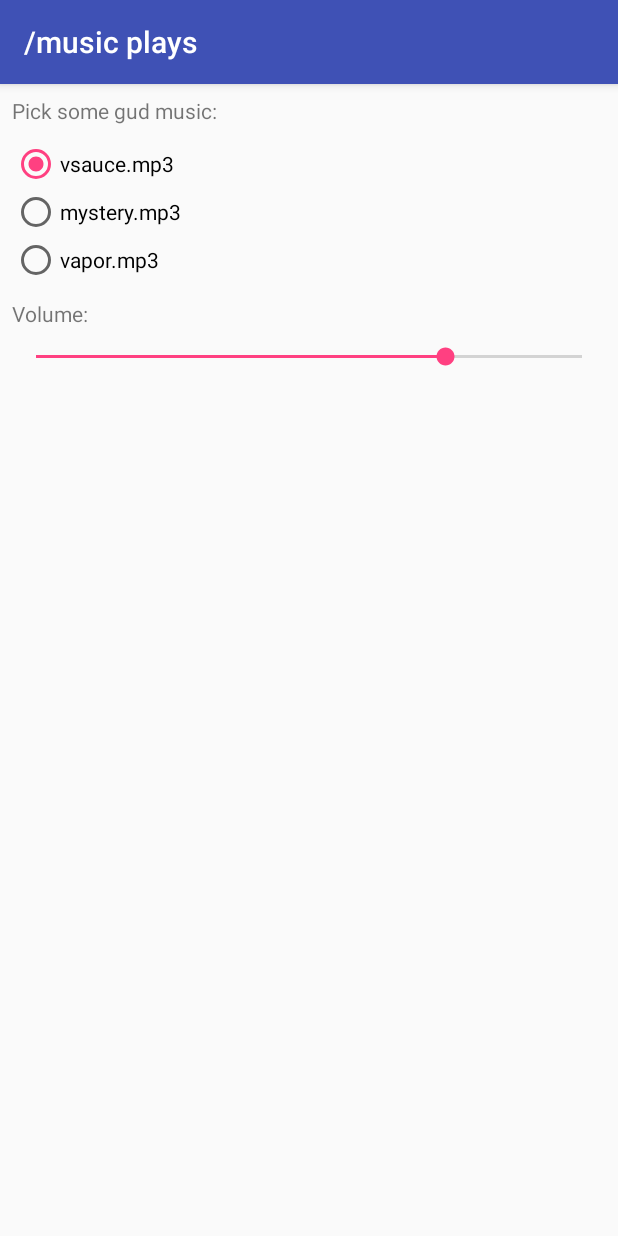
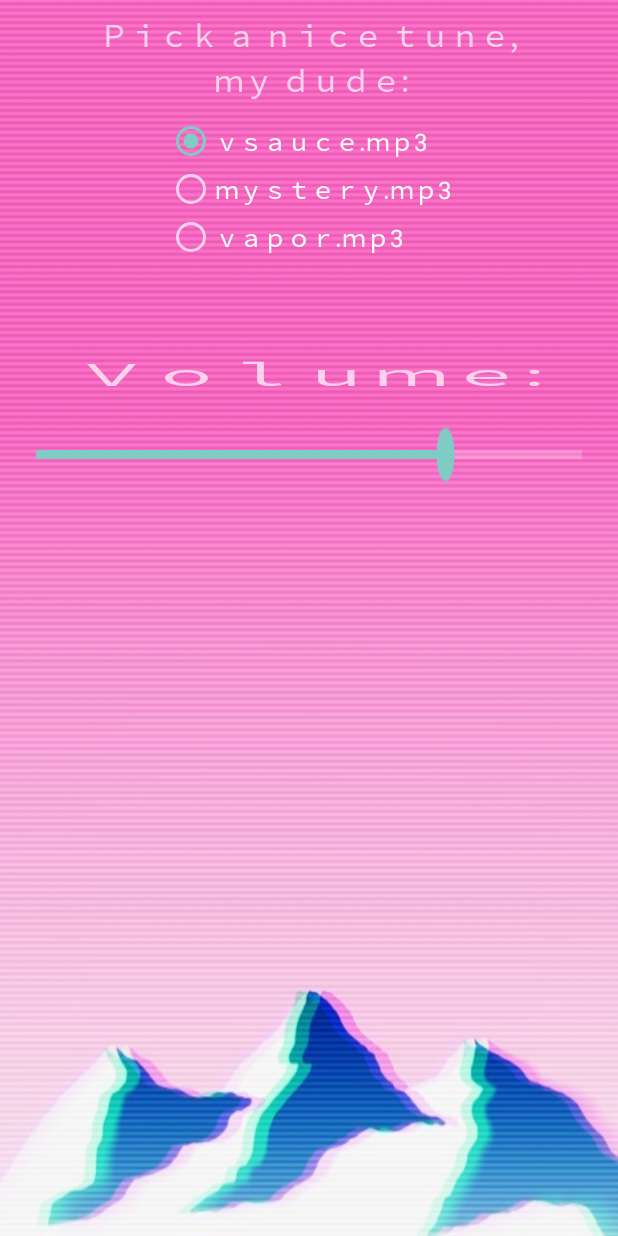
Before and after one commit to schutzekatze/MusicPlays, an Android app: the screen it shows after launch (MainActivity), on a phone screen of 412 x 824 dp. Run offline under Robolectric (Android 15) with nearby library versions, the phone set to English and light mode, and no system bars.

Commit message:
Add ＡＥＳＴＨＥＴＩＣＳ

```diff
--- a/app/build.gradle
+++ b/app/build.gradle
@@ -7,8 +7,8 @@ android {
         applicationId "heyvsaucemichaelhere.musicplays"
         minSdkVersion 19
         targetSdkVersion 25
-        versionCode 1
-        versionName "1.0"
+        versionCode 2
+        versionName "1.1"
         testInstrumentationRunner "android.support.test.runner.AndroidJUnitRunner"
     }
     buildTypes {
--- a/app/src/main/java/heyvsaucemichaelhere/musicplays/MainActivity.java
+++ b/app/src/main/java/heyvsaucemichaelhere/musicplays/MainActivity.java
@@ -1,16 +1,16 @@
 package heyvsaucemichaelhere.musicplays;
 
 import android.content.Intent;
-import android.content.SharedPreferences;
 import android.support.v7.app.AppCompatActivity;
 import android.os.Bundle;
-import android.util.Log;
 import android.view.View;
 import android.widget.RadioButton;
 import android.widget.SeekBar;
 
 public class MainActivity extends AppCompatActivity
 {
+    private Settings settings;
+
     @Override
     protected void onCreate(Bundle savedInstanceState) {
         super.onCreate(savedInstanceState);
@@ -20,24 +20,26 @@ public class MainActivity extends AppCompatActivity
         RadioButton vsauceButton = (RadioButton) findViewById(R.id.vsauce_radio);
         RadioButton mysteryButton = (RadioButton) findViewById(R.id.mystery_radio);
 
+        settings = Settings.getSettings(this);
+
         vaporButton.setOnClickListener(new View.OnClickListener() {
             @Override
             public void onClick(View v) {
-                Settings.setMusicId(R.raw.vapor);
+                settings.setMusicId(R.raw.vapor);
             }
         });
 
         vsauceButton.setOnClickListener(new View.OnClickListener() {
             @Override
             public void onClick(View v) {
-                Settings.setMusicId(R.raw.vsauce);
+                settings.setMusicId(R.raw.vsauce);
             }
         });
 
         mysteryButton.setOnClickListener(new View.OnClickListener() {
             @Override
             public void onClick(View v) {
-                Settings.setMusicId(R.raw.mystery);
+                settings.setMusicId(R.raw.mystery);
             }
         });
 
@@ -45,24 +47,19 @@ public class MainActivity extends AppCompatActivity
 
         volumeBar.setOnSeekBarChangeListener(new SeekBar.OnSeekBarChangeListener() {
             @Override
-            public void onProgressChanged(SeekBar seekBar, int progress, boolean fromUser) {
-
-            }
+            public void onProgressChanged(SeekBar seekBar, int progress, boolean fromUser) {}
 
             @Override
-            public void onStartTrackingTouch(SeekBar seekBar) {
-
-            }
+            public void onStartTrackingTouch(SeekBar seekBar) {}
 
             @Override
-            public void onStopTrackingTouch(SeekBar seekBar) {
-                Settings.setVolume((float)seekBar.getProgress() / seekBar.getMax());
+            public void onStopTrackingTouch(SeekBar seekBar)
+            {
+                settings.setVolume((float)seekBar.getProgress() / seekBar.getMax());
             }
         });
 
-        Settings.load(getApplicationContext());
-
-        switch(Settings.getMusicId())
+        switch(settings.getMusicId())
         {
             case R.raw.vsauce:
                 vsauceButton.setChecked(true);
@@ -75,7 +72,7 @@ public class MainActivity extends AppCompatActivity
                 break;
         }
 
-        volumeBar.setProgress((int)(volumeBar.getMax() * Settings.getVolume()));
+        volumeBar.setProgress((int)(volumeBar.getMax() * settings.getVolume()));
 
         Intent serviceIntent = new Intent(this, MusicService.class);
         startService(serviceIntent);
@@ -83,8 +80,7 @@ public class MainActivity extends AppCompatActivity
 
     @Override
     protected void onDestroy() {
-        Settings.save(getApplicationContext());
-
+        settings.save();
         super.onDestroy();
     }
 }
--- a/app/src/main/java/heyvsaucemichaelhere/musicplays/Settings.java
+++ b/app/src/main/java/heyvsaucemichaelhere/musicplays/Settings.java
@@ -3,25 +3,38 @@ package heyvsaucemichaelhere.musicplays;
 import android.content.Context;
 import android.content.SharedPreferences;
 
-/**
- * Created by schutzekatze on 3/22/17.
- */
-
 public class Settings
 {
-    public static final float DEFAULT_VOLUME = 0.75f;
-    public static final String MUSIC_ID_KEY = "heyvsaucemichaelhere.musicplays.Settings.MUSIC_ID_KEY";
-    public static final String VOLUME_KEY = "heyvsaucemichaelhere.musicplays.Settings.VOLUME_KEY";
-    public static final String SHARED_PREFERENCES_NAME = "heyvsaucemichaelhere.musicplays.Settings.SHARED_PREFERENCES_NAME";
+    private static final float DEFAULT_VOLUME = 0.75f;
+    private static final String MUSIC_ID_KEY = "heyvsaucemichaelhere.musicplays.Settings.MUSIC_ID_KEY";
+    private static final String VOLUME_KEY = "heyvsaucemichaelhere.musicplays.Settings.VOLUME_KEY";
+    private static final String SHARED_PREFERENCES_NAME = "heyvsaucemichaelhere.musicplays.Settings.SHARED_PREFERENCES_NAME";
 
-    public synchronized static void load(Context context)
+    private static Settings settings = null;
+
+    public static synchronized Settings getSettings(Context context)
     {
-        SharedPreferences sharedPref = context.getSharedPreferences(Settings.SHARED_PREFERENCES_NAME, context.MODE_PRIVATE);
-        Settings.setMusicId(sharedPref.getInt(Settings.MUSIC_ID_KEY, R.raw.vsauce));
-        Settings.setVolume(sharedPref.getFloat(Settings.VOLUME_KEY, Settings.DEFAULT_VOLUME));
+        if (settings == null)
+        {
+            settings = new Settings(context);
+        }
+
+        return settings;
     }
 
-    public synchronized static void save(Context context)
+    private Context context;
+    private int musicId;
+    private float volume;
+
+    public Settings(Context context)
+    {
+        this.context = context;
+        SharedPreferences sharedPref = context.getSharedPreferences(Settings.SHARED_PREFERENCES_NAME, context.MODE_PRIVATE);
+        setMusicId(sharedPref.getInt(Settings.MUSIC_ID_KEY, R.raw.vsauce));
+        setVolume(sharedPref.getFloat(Settings.VOLUME_KEY, Settings.DEFAULT_VOLUME));
+    }
+
+    public synchronized void save()
     {
         SharedPreferences sharedPref = context.getSharedPreferences(Settings.SHARED_PREFERENCES_NAME, context.MODE_PRIVATE);
         SharedPreferences.Editor editor = sharedPref.edit();
@@ -30,20 +43,11 @@ public class Settings
         editor.commit();
     }
 
-    public synchronized static int getMusicId() {
-        return musicId;
-    }
+    public synchronized int getMusicId() { return musicId; }
 
-    public synchronized static float getVolume() {
-        return volume;
-    }
+    public synchronized float getVolume() { return volume; }
 
-    public synchronized static void setMusicId(int musicId) {
-        Settings.musicId = musicId;
-    }
+    public synchronized void setMusicId(int musicId) { this.musicId = musicId; }
 
-    public synchronized static void setVolume(float volume) { Settings.volume = volume; }
-
-    private static int musicId;
-    private static float volume;
+    public synchronized void setVolume(float volume) { this.volume = volume; }
 }
--- a/app/src/main/res/layout/activity_main.xml
+++ b/app/src/main/res/layout/activity_main.xml
@@ -4,15 +4,19 @@
     xmlns:tools="http://schemas.android.com/tools"
     android:layout_width="match_parent"
     android:layout_height="match_parent"
-    tools:context="heyvsaucemichaelhere.musicplays.MainActivity"
+    android:background="@drawable/vapor_wallpaper"
+    android:gravity="center_horizontal"
     android:orientation="vertical"
-    android:layout_margin="8dp">
+    android:padding="8dp"
+    tools:context="heyvsaucemichaelhere.musicplays.MainActivity">
 
     <TextView
         android:layout_width="wrap_content"
         android:layout_height="wrap_content"
         android:layout_marginBottom="10dp"
-        android:text="@string/pick_some_gud_music" />
+        android:text="@string/pick_some_gud_music"
+        android:textSize="20sp"
+        android:gravity="center"/>
 
     <RadioGroup
         android:layout_width="wrap_content"
@@ -22,34 +26,41 @@
             android:id="@+id/vsauce_radio"
             android:layout_width="wrap_content"
             android:layout_height="wrap_content"
-            android:text="@string/vsauce_mp3" />
+            android:text="@string/vsauce_mp3"
+            android:textSize="16sp"/>
 
         <RadioButton
             android:id="@+id/mystery_radio"
             android:layout_width="wrap_content"
             android:layout_height="wrap_content"
-            android:text="@string/mystery_mp3" />
+            android:text="@string/mystery_mp3"
+            android:textSize="16sp"/>
 
         <RadioButton
             android:id="@+id/vapor_radio"
             android:layout_width="wrap_content"
             android:layout_height="wrap_content"
-            android:text="@string/vapor_mp3" />
+            android:text="@string/vapor_mp3"
+            android:textSize="16sp"/>
 
     </RadioGroup>
 
     <TextView
         android:layout_width="wrap_content"
         android:layout_height="wrap_content"
-        android:layout_marginTop="10dp"
         android:layout_marginBottom="10dp"
-        android:text="@string/volume"/>
+        android:layout_marginTop="60dp"
+        android:text="@string/volume"
+        android:textSize="20sp"
+        android:scaleX="2.5"/>
 
     <SeekBar
         android:id="@+id/volume_bar"
         android:layout_width="match_parent"
         android:layout_height="wrap_content"
         android:max="100"
-        android:progress="75" />
+        android:progress="75"
+        android:layout_marginTop="20dp"
+        android:scaleY="3"/>
 
 </android.support.v7.widget.LinearLayoutCompat>
--- a/app/src/main/res/values/strings.xml
+++ b/app/src/main/res/values/strings.xml
@@ -1,8 +1,8 @@
 <resources>
-    <string name="app_name">/music plays</string>
-    <string name="vapor_mp3">vapor.mp3</string>
-    <string name="mystery_mp3">mystery.mp3</string>
-    <string name="vsauce_mp3">vsauce.mp3</string>
-    <string name="pick_some_gud_music">Pick some gud music:</string>
-    <string name="volume">Volume:</string>
+    <string name="app_name">/ｍｕｓｉｃ ｐｌａｙｓ</string>
+    <string name="vapor_mp3">ｖａｐｏｒ.ｍｐ3</string>
+    <string name="mystery_mp3">ｍｙｓｔｅｒｙ.ｍｐ3</string>
+    <string name="vsauce_mp3">ｖｓａｕｃｅ.ｍｐ3</string>
+    <string name="pick_some_gud_music">Ｐｉｃｋ ａ ｎｉｃｅ ｔｕｎｅ,\n ｍｙ ｄｕｄｅ:</string>
+    <string name="volume">Ｖｏｌｕｍｅ:</string>
 </resources>
```
Also changed, not shown: app/src/main/AndroidManifest.xml (+5 -3 lines), app/src/main/java/heyvsaucemichaelhere/musicplays/KeyCombinationReceiver.java (added, +60 -0 lines), app/src/main/java/heyvsaucemichaelhere/musicplays/MusicService.java (+41 -93 lines), app/src/main/java/heyvsaucemichaelhere/musicplays/SelfUpdater.java (added, +7 -0 lines), app/src/main/res/drawable/michael.png (deleted), app/src/main/res/drawable/vapor.png (added), app/src/main/res/drawable/vapor_wallpaper.jpg (added), 1 other file.
